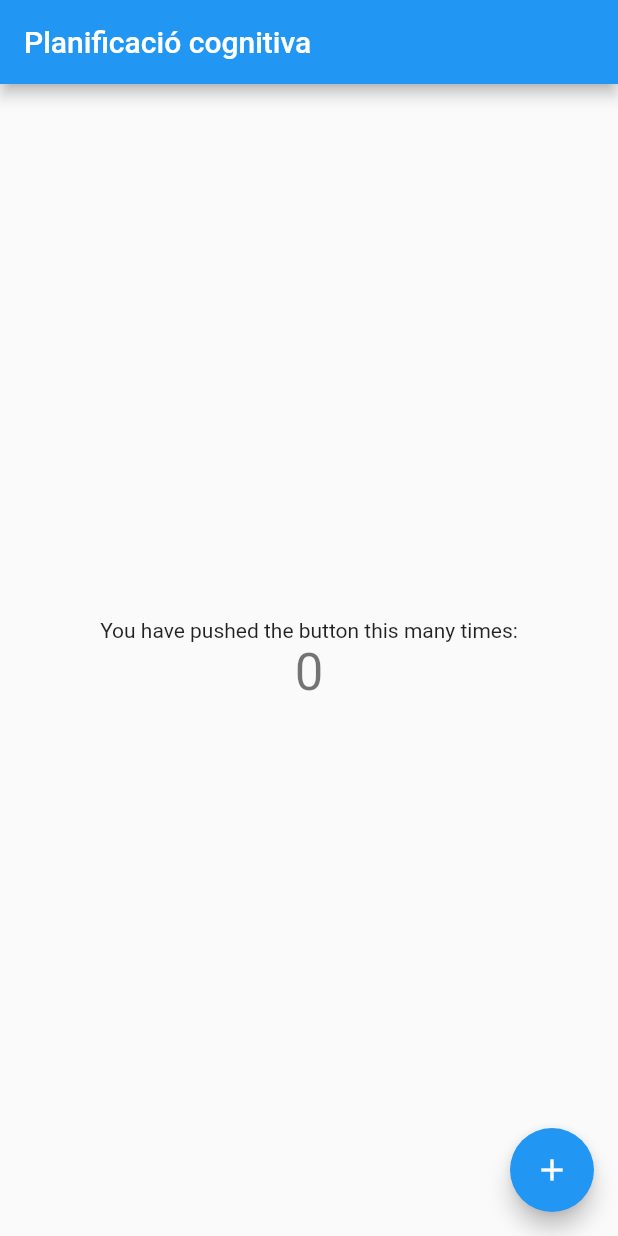
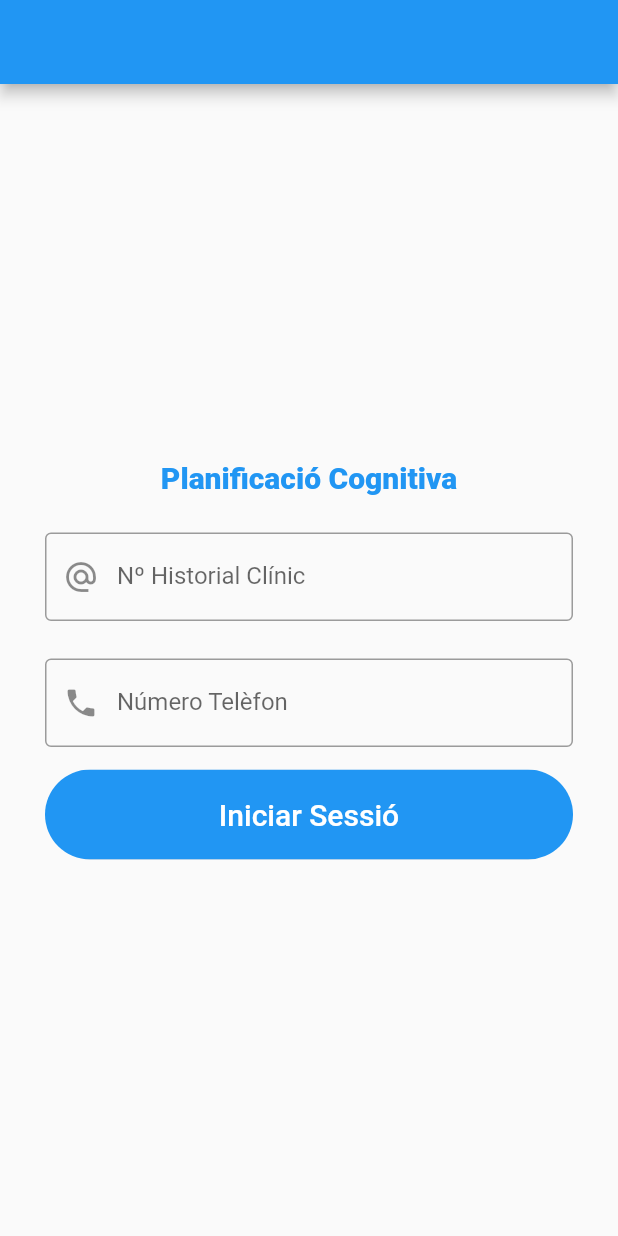
Before and after one commit to JuanEdgarBaldelomar/flutterApp, a Flutter app: the screen it shows after launch, on a phone screen of 412 x 824 dp. Run offline on Flutter 3.47's test engine with Material 2 defaults, Android fonts, the phone set to English and light mode, and no system bars.

Commit message:
loginDesingDone

```diff
--- a/lib/main.dart
+++ b/lib/main.dart
@@ -1,4 +1,6 @@
 import 'package:flutter/material.dart';
+import 'patient_login.dart';
+
 
 void main() {
   runApp(const MyApp());
@@ -10,106 +12,9 @@ class MyApp extends StatelessWidget {
   // This widget is the root of your application.
   @override
   Widget build(BuildContext context) {
-    return MaterialApp(
-      title: 'Flutter Demo',
-      theme: ThemeData(
-        // This is the theme of your application.
-        //
-        // Try running your application with "flutter run". You'll see the
-        // application has a blue toolbar. Then, without quitting the app, try
-        // changing the primarySwatch below to Colors.green and then invoke
-        // "hot reload" (press "r" in the console where you ran "flutter run",
-        // or simply save your changes to "hot reload" in a Flutter IDE).
-        // Notice that the counter didn't reset back to zero; the application
-        // is not restarted.
-        primarySwatch: Colors.blue,
-      ),
-      home: const MyHomePage(title: 'Planificació cognitiva'),
+    return const MaterialApp(
+      home: PatientLogin(),
+      debugShowCheckedModeBanner: false,
     );
   }
 }
-
-class MyHomePage extends StatefulWidget {
-  const MyHomePage({Key? key, required this.title}) : super(key: key);
-
-  // This widget is the home page of your application. It is stateful, meaning
-  // that it has a State object (defined below) that contains fields that affect
-  // how it looks.
-
-  // This class is the configuration for the state. It holds the values (in this
-  // case the title) provided by the parent (in this case the App widget) and
-  // used by the build method of the State. Fields in a Widget subclass are
-  // always marked "final".
-
-  final String title;
-
-  @override
-  State<MyHomePage> createState() => _MyHomePageState();
-}
-
-class _MyHomePageState extends State<MyHomePage> {
-  int _counter = 0;
-
-  void _incrementCounter() {
-    setState(() {
-      // This call to setState tells the Flutter framework that something has
-      // changed in this State, which causes it to rerun the build method below
-      // so that the display can reflect the updated values. If we changed
-      // _counter without calling setState(), then the build method would not be
-      // called again, and so nothing would appear to happen.
-      _counter++;
-    });
-  }
-
-  @override
-  Widget build(BuildContext context) {
-    // This method is rerun every time setState is called, for instance as done
-    // by the _incrementCounter method above.
-    //
-    // The Flutter framework has been optimized to make rerunning build methods
-    // fast, so that you can just rebuild anything that needs updating rather
-    // than having to individually change instances of widgets.
-    return Scaffold(
-      appBar: AppBar(
-        // Here we take the value from the MyHomePage object that was created by
-        // the App.build method, and use it to set our appbar title.
-        title: Text(widget.title),
-      ),
-      body: Center(
-        // Center is a layout widget. It takes a single child and positions it
-        // in the middle of the parent.
-        child: Column(
-          // Column is also a layout widget. It takes a list of children and
-          // arranges them vertically. By default, it sizes itself to fit its
-          // children horizontally, and tries to be as tall as its parent.
-          //
-          // Invoke "debug painting" (press "p" in the console, choose the
-          // "Toggle Debug Paint" action from the Flutter Inspector in Android
-          // Studio, or the "Toggle Debug Paint" command in Visual Studio Code)
-          // to see the wireframe for each widget.
-          //
-          // Column has various properties to control how it sizes itself and
-          // how it positions its children. Here we use mainAxisAlignment to
-          // center the children vertically; the main axis here is the vertical
-          // axis because Columns are vertical (the cross axis would be
-          // horizontal).
-          mainAxisAlignment: MainAxisAlignment.center,
-          children: <Widget>[
-            const Text(
-              'You have pushed the button this many times:',
-            ),
-            Text(
-              '$_counter',
-              style: Theme.of(context).textTheme.headline4,
-            ),
-          ],
-        ),
-      ),
-      floatingActionButton: FloatingActionButton(
-        onPressed: _incrementCounter,
-        tooltip: 'Increment',
-        child: const Icon(Icons.add),
-      ), // This trailing comma makes auto-formatting nicer for build methods.
-    );
-  }
-}
--- /dev/null
+++ b/lib/patient_login.dart
@@ -0,0 +1,84 @@
+
+import 'package:flutter/cupertino.dart';
+import 'package:flutter/material.dart';
+import 'package:flutter/services.dart';
+
+class PatientLogin extends StatelessWidget{
+
+  const PatientLogin({Key? key}) : super(key: key);
+
+  @override
+  Widget build(BuildContext context) {
+
+    return Scaffold(
+      appBar: AppBar(),
+      body: Padding(
+        padding: const EdgeInsets.all(30),
+        child: Center(
+          child: SingleChildScrollView(
+            child: Column(
+              children: [
+                Text(
+                  'Planificació Cognitiva',
+                  style: TextStyle(
+                    fontWeight: FontWeight.w900,
+                    fontSize: 20.0,
+                    color: Colors.blue),
+                ),
+                SizedBox(
+                  height: 25,
+                ),
+                TextFormField(
+                  keyboardType: TextInputType.text,
+                  decoration: InputDecoration(
+                    labelText: 'Nº Historial Clínic',
+                    border: OutlineInputBorder(),
+                    prefixIcon: Icon(Icons.alternate_email_sharp),
+                  ),
+                ),
+                SizedBox(
+                  height: 25,
+                ),
+                TextFormField(
+                  keyboardType: TextInputType.phone,
+                  decoration: InputDecoration(
+                    labelText: 'Número Telèfon',
+                    border: OutlineInputBorder(),
+                    prefixIcon: Icon(Icons.phone),
+                  ),
+                ),
+                SizedBox(
+                  height: 15,
+                ),
+                Container(
+                  clipBehavior: Clip.antiAliasWithSaveLayer,
+                  width: double.infinity,
+                  height: 60,
+                  decoration: BoxDecoration(
+                    borderRadius: BorderRadius.circular(100),
+                  ),
+                  child: MaterialButton(
+                    onPressed: () => print("Succesful Login"),
+                    color: Colors.blue,
+                    child: Text(
+                      'Iniciar Sessió',
+                      style: TextStyle(
+                        fontSize: 20,
+                        color: Colors.white,
+                      ),
+                    ),
+                  ),
+                ),
+              ],
+            ),
+          ),
+        ),
+      ),
+    );
+
+  }
+
+
+
+
+}
```
